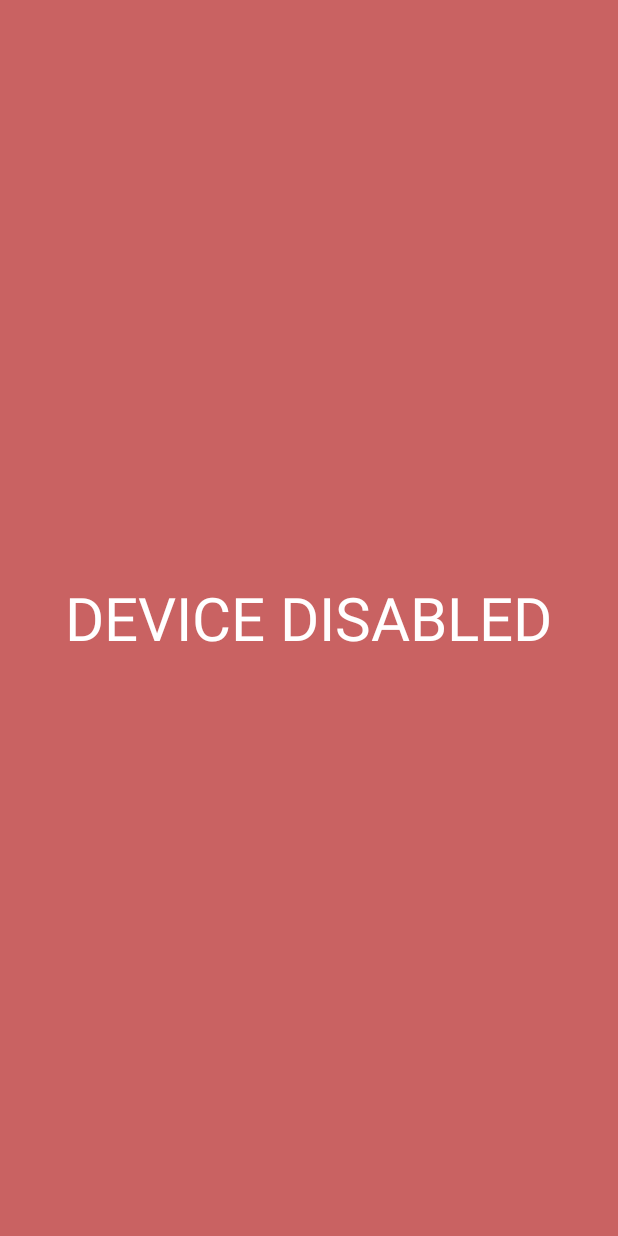
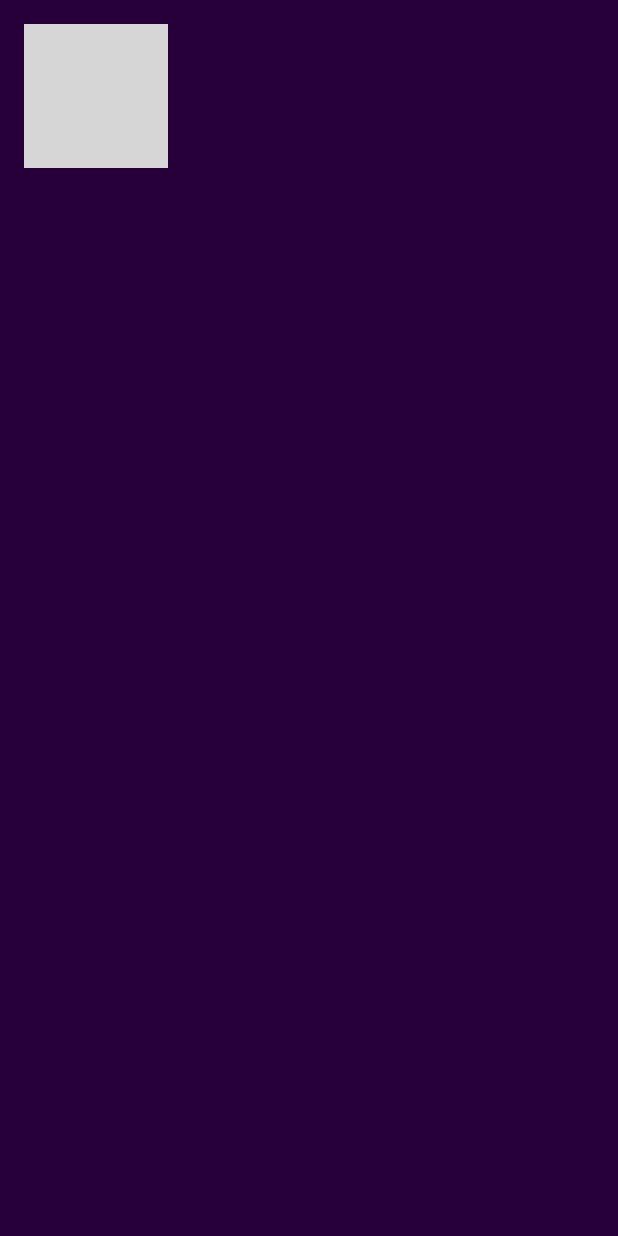
Before and after one commit to AtomicCactus/odysseus, an Android app: the screen it shows after launch (FullscreenActivity), on a phone screen of 412 x 824 dp. Run offline under Robolectric (Android 15) with nearby library versions, the light colour scheme and no system bars; our stand-ins replace AdMob; libraries missing offline, so code that uses them is left out: com.firebase.client, com.loopj.android, cz.msebera.android; 6 statements that could not run were skipped; grey boxes are pictures that could not be loaded.

Commit message:
Updated drawable

```diff
--- a/Android/app/src/main/res/layout/activity_fullscreen.xml
+++ b/Android/app/src/main/res/layout/activity_fullscreen.xml
@@ -8,17 +8,11 @@
     android:paddingRight="@dimen/activity_horizontal_margin"
     android:paddingTop="@dimen/activity_vertical_margin"
     tools:context="radius.com.odysseus.FullscreenActivity"
-    android:background="#c96262">
+    android:background="#280039">
 
-    <TextView
+    <ImageView
         android:layout_width="wrap_content"
         android:layout_height="wrap_content"
-        android:textAppearance="?android:attr/textAppearanceLarge"
-        android:text="DEVICE DISABLED"
-        android:id="@+id/textView"
-        android:layout_centerVertical="true"
-        android:layout_centerHorizontal="true"
-        android:textColor="#ffffff"
-        android:textSize="40dp"
-        android:gravity="center_horizontal" />
+        android:id="@+id/imageView"
+        android:src="@drawable/disabled" />
 </RelativeLayout>
```
Also changed, not shown: Android/app/src/main/res/drawable/Disabled.png (added).
